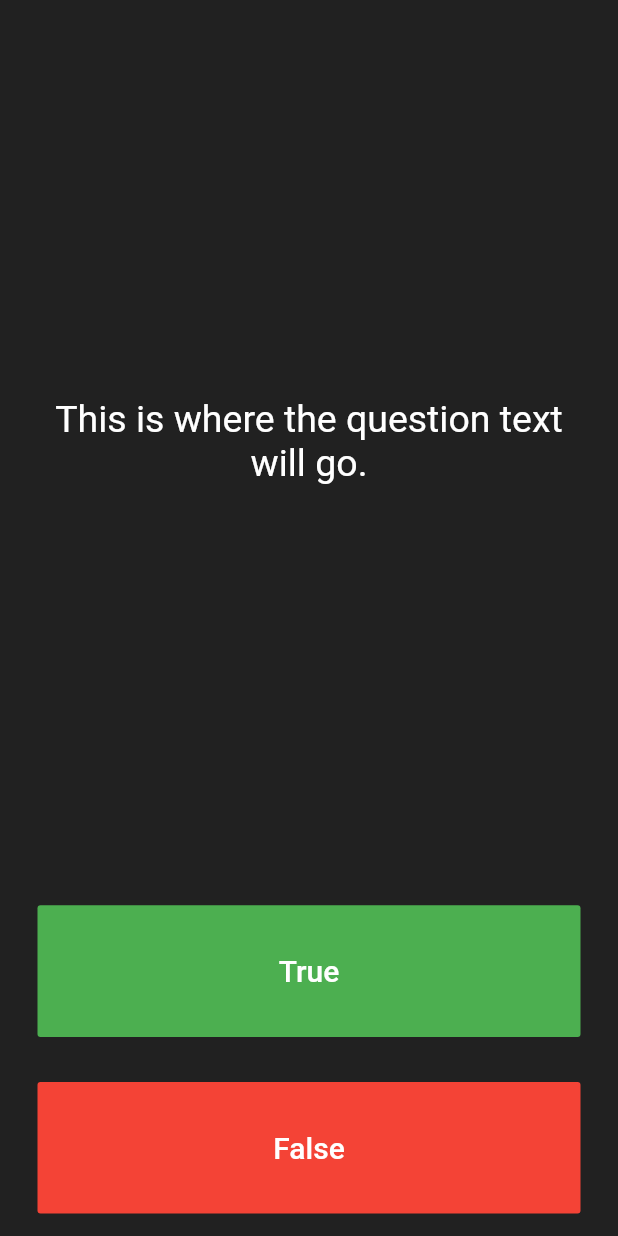
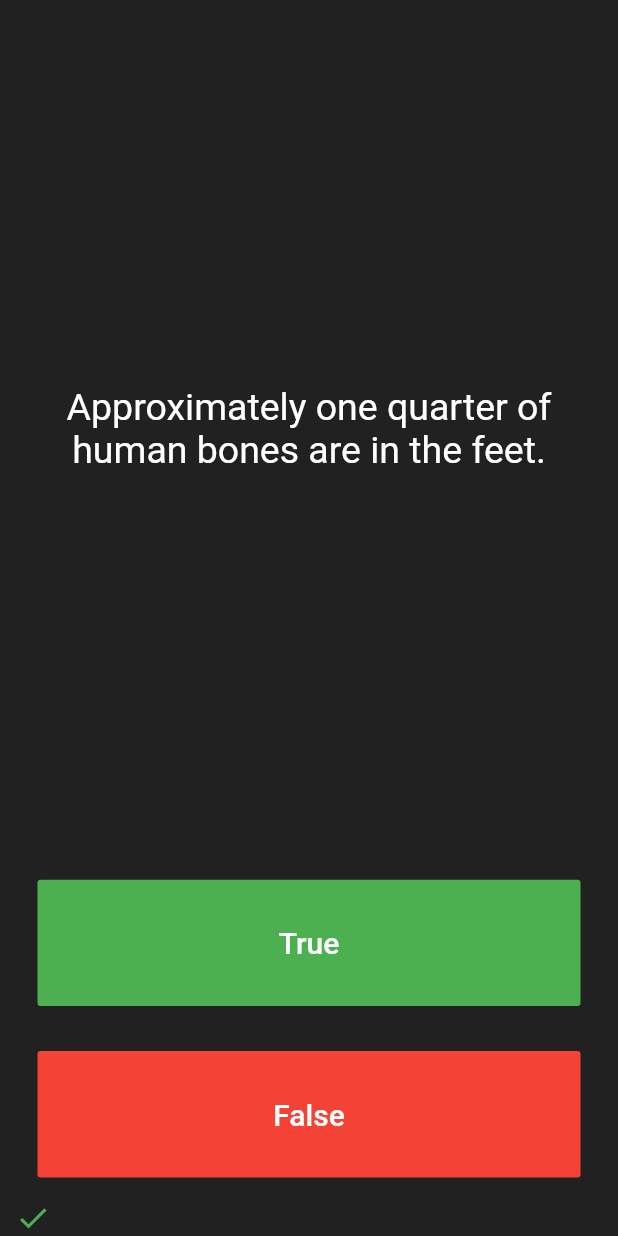
Before and after one commit to flutter-r2/quizzler_flutter, a Flutter app: the screen it shows after launch, after a tap on "True", on a phone screen of 412 x 824 dp. Run offline on Flutter 3.47's test engine with Material 2 defaults, Android fonts, the phone set to English and light mode, and no system bars.

Commit message:
Sets up the questions

```diff
--- a/lib/main.dart
+++ b/lib/main.dart
@@ -25,6 +25,26 @@ class QuizPage extends StatefulWidget {
 }
 
 class _QuizPageState extends State<QuizPage> {
+  int currentQuestion = 0;
+  List<Icon> scoreKeeper = [];
+  List<String> questions = [
+    'You can lead a cow down stairs but not up stairs.',
+    'Approximately one quarter of human bones are in the feet.',
+    'A slug\'s blood is green.',
+  ];
+
+  void nextQuestion(IconData? icon, Color color) {
+    setState(() {
+      scoreKeeper.add(
+        Icon(
+          icon,
+          color: color,
+        ),
+      );
+      currentQuestion++;
+    });
+  }
+
   @override
   Widget build(BuildContext context) {
     return Column(
@@ -37,7 +57,7 @@ class _QuizPageState extends State<QuizPage> {
             padding: EdgeInsets.all(10.0),
             child: Center(
               child: Text(
-                'This is where the question text will go.',
+                questions[currentQuestion],
                 textAlign: TextAlign.center,
                 style: TextStyle(
                   fontSize: 25.0,
@@ -62,6 +82,7 @@ class _QuizPageState extends State<QuizPage> {
               ),
               onPressed: () {
                 //The user picked true.
+                nextQuestion(Icons.check, Colors.green);
               },
             ),
           ),
@@ -80,18 +101,21 @@ class _QuizPageState extends State<QuizPage> {
               ),
               onPressed: () {
                 //The user picked false.
+                nextQuestion(Icons.cancel, Colors.red);
               },
             ),
           ),
         ),
-        //TODO: Add a Row here as your score keeper
+        Row(
+          children: scoreKeeper,
+        )
       ],
     );
   }
 }
 
 /*
-question1: 'You can lead a cow down stairs but not up stairs.', false,
-question2: 'Approximately one quarter of human bones are in the feet.', true,
-question3: 'A slug\'s blood is green.', true,
+question1:  false,
+question2:  true,
+question3:  true,
 */
```
